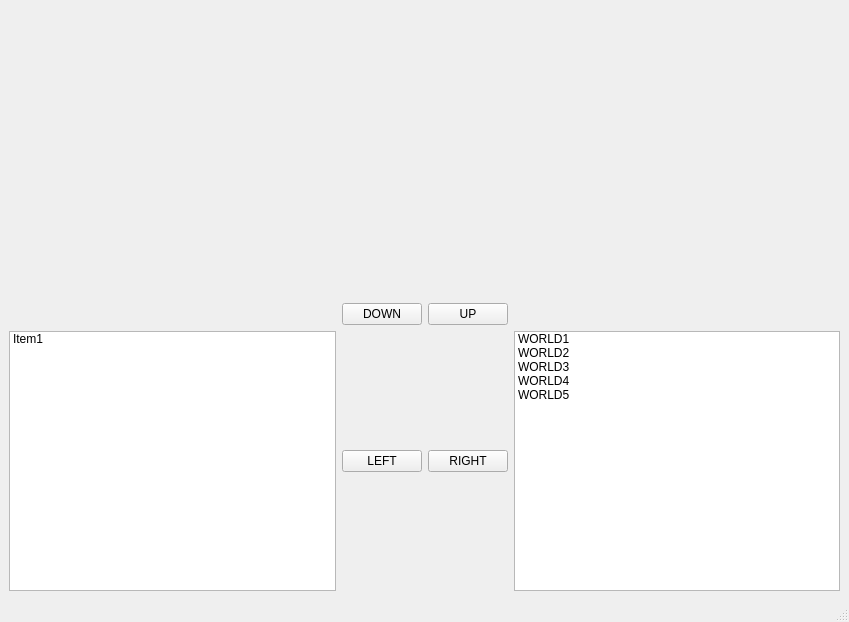
Qt form Zork/Forms/mainwindow.ui (JoshMcGiff/CS4076Project) before a commit.
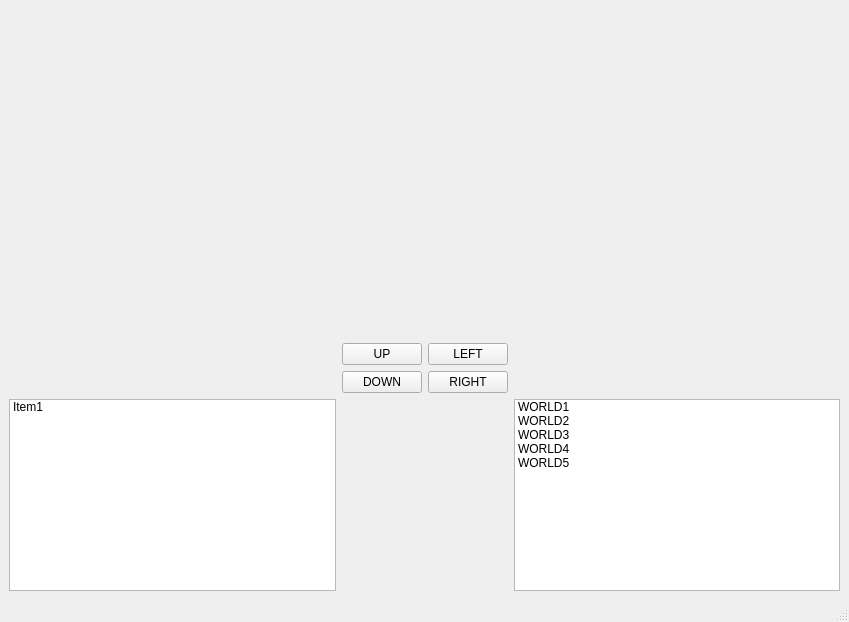
The same form after that commit.

Patch:
```diff
--- a/Zork/Forms/mainwindow.ui
+++ b/Zork/Forms/mainwindow.ui
@@ -34,17 +34,10 @@
       <property name="sizeConstraint">
        <enum>QLayout::SetMaximumSize</enum>
       </property>
-      <item row="2" column="1">
-       <widget class="QPushButton" name="DPAD_LEFT">
-        <property name="text">
-         <string>LEFT</string>
-        </property>
-       </widget>
-      </item>
       <item row="2" column="0">
        <widget class="QListWidget" name="ITEMLIST">
         <property name="sizePolicy">
-         <sizepolicy hsizetype="Expanding" vsizetype="Minimum">
+         <sizepolicy hsizetype="Expanding" vsizetype="Maximum">
           <horstretch>0</horstretch>
           <verstretch>0</verstretch>
          </sizepolicy>
@@ -56,22 +49,14 @@
         </item>
        </widget>
       </item>
-      <item row="2" column="2">
-       <widget class="QPushButton" name="DPAD_RIGHT">
-        <property name="text">
-         <string>RIGHT</string>
-        </property>
-       </widget>
-      </item>
-      <item row="1" column="1">
-       <widget class="QPushButton" name="DPAD_DOWN">
-        <property name="text">
-         <string>DOWN</string>
-        </property>
-       </widget>
-      </item>
-      <item row="2" column="3">
+      <item row="2" column="5">
        <widget class="QListWidget" name="WORLDLIST">
+        <property name="sizePolicy">
+         <sizepolicy hsizetype="Expanding" vsizetype="Maximum">
+          <horstretch>0</horstretch>
+          <verstretch>0</verstretch>
+         </sizepolicy>
+        </property>
         <item>
          <property name="text">
           <string>WORLD1</string>
@@ -100,12 +85,33 @@
        </widget>
       </item>
       <item row="1" column="2">
+       <widget class="QPushButton" name="DPAD_DOWN">
+        <property name="text">
+         <string>DOWN</string>
+        </property>
+       </widget>
+      </item>
+      <item row="0" column="2">
        <widget class="QPushButton" name="DPAD_UP">
         <property name="text">
          <string>UP</string>
         </property>
        </widget>
       </item>
+      <item row="0" column="4">
+       <widget class="QPushButton" name="DPAD_LEFT">
+        <property name="text">
+         <string>LEFT</string>
+        </property>
+       </widget>
+      </item>
+      <item row="1" column="4">
+       <widget class="QPushButton" name="DPAD_RIGHT">
+        <property name="text">
+         <string>RIGHT</string>
+        </property>
+       </widget>
+      </item>
      </layout>
     </item>
    </layout>
```
